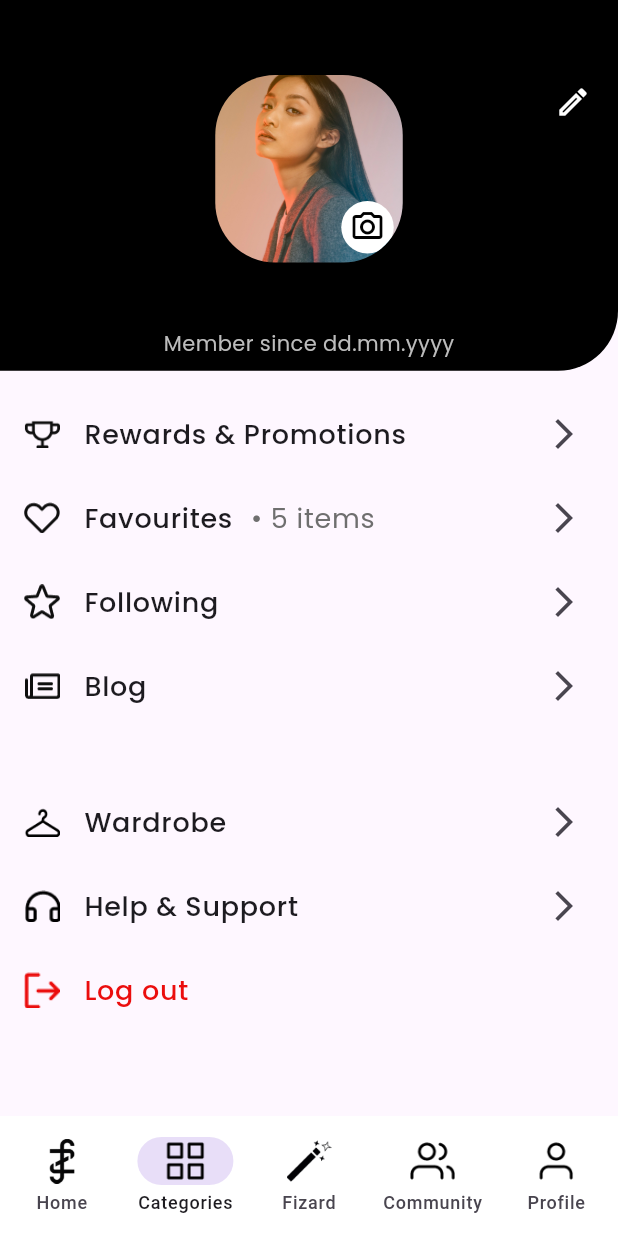
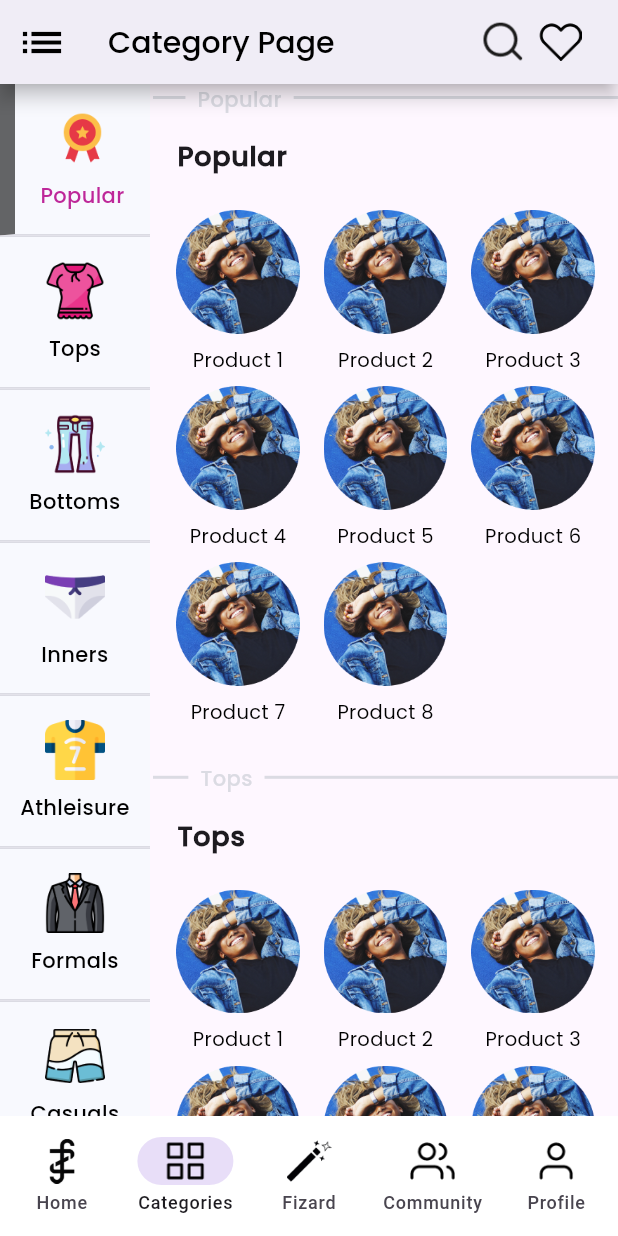
Before and after one commit to infernozen/faszen-frontend, a Flutter app: the InitPage screen opened directly, item 2 of the bottom bar chosen, on a phone screen of 412 x 824 dp. Run offline on Flutter 3.47's test engine with Material 3 defaults, Android fonts, the phone set to English and light mode, and no system bars; our stand-ins replace flutter_secure_storage, flutter_svg, google_fonts, google_sign_in, image_picker, pin_code_fields and 4 more; missing offline and left inert: flutter_login_facebook; accounts and stored records are empty; network calls fail.

Commit message:
added categories page

```diff
--- /dev/null
+++ b/lib/screens/categories-section/categories_page.dart
@@ -0,0 +1,349 @@
+import 'package:flutter/material.dart';
+import 'package:flutter/rendering.dart';
+
+class CategoryPage extends StatefulWidget {
+  const CategoryPage({super.key});
+
+  @override
+  State<CategoryPage> createState() => _CategoryPageState();
+}
+
+class _CategoryPageState extends State<CategoryPage> {
+  bool _skipAnimation = false;
+  bool showCategory = true;
+
+  final List<String> categories = [
+    "Popular",
+    "Tops",
+    "Bottoms",
+    "Inners",
+    "Athleisure",
+    "Formals",
+    "Casuals",
+    "Desi-wear",
+    "Western-wear",
+    "Street-wear",
+    "Luxury-wear",
+    "Gift-wear",
+    "Footwear",
+    "Hats & Beanie",
+    "Accessories"
+  ];
+
+  final List<GlobalKey> _keys = [];
+  final ScrollController scrollController = ScrollController();
+  int currentSectionIndex = 0;
+
+  @override
+  void initState() {
+    super.initState();
+    for (int i = 0; i < categories.length; i++) {
+      _keys.add(GlobalKey());
+    }
+    scrollController.addListener(_onScroll);
+  }
+
+  @override
+  void dispose() {
+    scrollController.removeListener(_onScroll);
+    scrollController.dispose();
+    super.dispose();
+  }
+
+  int _findIndexFromScrollPosition(double scrollPosition) {
+    for (int i = 0; i < _keys.length; i++) {
+      final RenderObject? renderObject =
+          _keys[i].currentContext?.findRenderObject();
+      if (renderObject != null) {
+        final RenderAbstractViewport viewport =
+            RenderAbstractViewport.of(renderObject);
+        final double itemPosition =
+            viewport.getOffsetToReveal(renderObject, 0.0).offset;
+        if (scrollPosition < itemPosition) {
+          return i == 0 ? 0 : i - 1;
+        }
+      }
+    }
+    return _keys.length - 1;
+  }
+
+  void _onScroll() {
+    double currentPosition = scrollController.offset;
+    int newIndex = _findIndexFromScrollPosition(currentPosition);
+    setState(() {
+      currentSectionIndex = newIndex;
+    });
+  }
+
+  @override
+  Widget build(BuildContext context) {
+    return Scaffold(
+      appBar: AppBar(
+        leading: IconButton(
+          icon: const Icon(Icons.list, color: Colors.black, size: 34),
+          onPressed: () {
+            setState(() {
+              showCategory = !showCategory;
+            });
+          },
+        ),
+        //centerTitle: true,
+        elevation: 5,
+        shadowColor: Colors.black,
+        backgroundColor: Colors.white,
+        title: Row(
+          children: [
+            const Text(
+              "Category Page",
+              style: TextStyle(
+                fontFamily: "Poppins",
+                fontSize: 20,
+                fontWeight: FontWeight.w600,
+                color: Colors.black,
+              ),
+            ),
+            const Spacer(),
+            Image.asset(
+              "assets/icons/search_appbar.png",
+              height: MediaQuery.of(context).size.height * 0.075,
+              width:  MediaQuery.of(context).size.width * 0.075,
+            ),
+            SizedBox(width: MediaQuery.of(context).size.width * 0.02),
+            Image.asset(
+              "assets/icons/favourites_appbar.png",
+              height: MediaQuery.of(context).size.height * 0.070,
+              width:  MediaQuery.of(context).size.width * 0.070,
+            ),
+            SizedBox(width: MediaQuery.of(context).size.width * 0.02),
+          ],
+        ),
+      ),
+      body: Row(
+        children: [
+          AnimatedContainer(
+            duration: _skipAnimation
+                ? Duration.zero
+                : const Duration(milliseconds: 200),
+            curve: Curves.easeInOut,
+            width: showCategory ? 100 : 0,
+            child: SingleChildScrollView(
+              child: SizedBox(
+                width: 100,
+                child: ListView.builder(
+                  shrinkWrap: true,
+                  itemCount: categories.length,
+                  physics: const NeverScrollableScrollPhysics(),
+                  itemBuilder: (context, index) {
+                    return Container(
+                      decoration: BoxDecoration(
+                        color: const Color.fromRGBO(248, 249, 254, 1),
+                        border: Border(
+                          top: index > 0
+                              ? const BorderSide(
+                                  color: Color.fromRGBO(219, 219, 227, 1),
+                                  width: 1,
+                                )
+                              : BorderSide.none,
+                          bottom: index < categories.length - 1
+                              ? const BorderSide(
+                                  color: Color.fromRGBO(219, 219, 227, 1),
+                                  width: 1,
+                                )
+                              : BorderSide.none,
+                          left: index == currentSectionIndex
+                              ? BorderSide(
+                                  color: Colors.black.withOpacity(0.6),
+                                  width: 10,
+                                  style: BorderStyle.solid)
+                              : BorderSide.none,
+                        ),
+                      ),
+                      child: InkWell(
+                        child: SizedBox(
+                          height: 100,
+                          child: Column(
+                            children: [
+                              const Spacer(flex: 2),
+                              Image.asset(
+                                'assets/icons/${categories[index]}.png',
+                                height: 40,
+                                width: 40,
+                              ),
+                              const Spacer(flex: 1),
+                              Text(
+                                categories[index],
+                                textAlign: TextAlign.center,
+                                style: TextStyle(
+                                  fontFamily: 'Poppins',
+                                  fontSize: 14,
+                                  fontWeight: FontWeight.w600,
+                                  color: index == currentSectionIndex
+                                      ? const Color.fromARGB(255, 190, 39, 153)
+                                      : Colors.black,
+                                ),
+                              ),
+                              const Spacer(flex: 2)
+                            ],
+                          ),
+                        ),
+                        onTap: () {
+                          if (!_skipAnimation) {
+                            setState(() {
+                              _skipAnimation = true;
+                              scrollController.removeListener(_onScroll);
+                              currentSectionIndex = index;
+                              Scrollable.ensureVisible(
+                                _keys[index].currentContext!,
+                                duration: const Duration(milliseconds: 300),
+                                curve: Curves.easeInOut,
+                              );
+
+                              Future.delayed(const Duration(milliseconds: 350),
+                                  () {
+                                scrollController.addListener(_onScroll);
+                                _skipAnimation = false;
+                              });
+                            });
+                          }
+                        },
+                      ),
+                    );
+                  },
+                ),
+              ),
+            ),
+          ),
+          const SizedBox(width: 2),
+          Expanded(
+            child: SingleChildScrollView(
+              controller: scrollController,
+              child: SizedBox(
+                width: MediaQuery.of(context).size.width *
+                    (showCategory ? 0.75 : 0.98),
+                child: Column(
+                  children: [
+                    ListView.builder(
+                      shrinkWrap: true,
+                      itemCount: categories.length,
+                      physics: const NeverScrollableScrollPhysics(),
+                      itemBuilder: (context, index) {
+                        return Column(
+                          children: [
+                            TextDivider(
+                              text: categories[index],
+                              textStyle: const TextStyle(fontFamily: 'Poppins', fontWeight: FontWeight.w500,
+                                color: Color.fromRGBO(219, 219, 227, 1)
+                              ),
+                            ),
+                            ListTile(
+                              key: _keys[index],
+                              title: Text(
+                                categories[index],
+                                style: const TextStyle(
+                                  fontFamily: 'Poppins',
+                                  fontSize: 18,
+                                  fontWeight: FontWeight.bold,
+                                ),
+                              ),
+                            ),
+                            Wrap(
+                              direction: Axis.horizontal,
+                              children: List.generate(
+                                8,
+                                (productIndex) {
+                                  final productName =
+                                      'Product ${productIndex + 1}';
+                                  return InkWell(
+                                    onTap: () {
+                                      // navigateToProductPage(context, productName);
+                                    },
+                                    child: Column(
+                                      children: [
+                                        Container(
+                                          padding: const EdgeInsets.all(8),
+                                          child: Image.asset(
+                                            'assets/Denim.png',
+                                            width: MediaQuery.of(context)
+                                                    .size
+                                                    .width *
+                                                0.2,
+                                          ),
+                                        ),
+                                        Text(
+                                          productName,
+                                          style: const TextStyle(
+                                            fontFamily: 'Poppins',
+                                            color: Colors.black,
+                                            fontSize: 13,
+                                          ),
+                                        ),
+                                      ],
+                                    ),
+                                  );
+                                },
+                              ),
+                            ),
+                            const SizedBox(height: 25),
+                          ],
+                        );
+                      },
+                    ),
+                    const SizedBox(height: 400),
+                  ],
+                ),
+              ),
+            ),
+          ),
+        ],
+      ),
+    );
+  }
+}
+
+class TextDivider extends StatelessWidget {
+  final String text;
+  final Color dividerColor;
+  final TextStyle textStyle;
+  final double dividerHeight;
+  final double dividerThickness;
+
+  const TextDivider({
+    super.key,
+    required this.text,
+    this.dividerColor = const Color.fromRGBO(219, 219, 227, 1),
+    this.textStyle = const TextStyle(),
+    this.dividerHeight = 0,
+    this.dividerThickness = 2,
+  });
+
+  @override
+  Widget build(BuildContext context) {
+    return Row(
+      children: [
+        Expanded(
+          flex: 1,
+          child: Divider(
+            height: dividerHeight,
+            color: dividerColor,
+            thickness: dividerThickness,
+          ),
+        ),
+        Padding(
+          padding: const EdgeInsets.symmetric(horizontal: 8.0),
+          child: Text(
+            text,
+            style: textStyle,
+          ),
+        ),
+        Expanded(
+          flex: 10,
+          child: Divider(
+            height: dividerHeight,
+            color: dividerColor,
+            thickness: dividerThickness,
+          ),
+        ),
+      ],
+    );
+  }
+}
--- a/lib/screens/fizard-section/chat_bot.dart
+++ b/lib/screens/fizard-section/chat_bot.dart
@@ -32,6 +32,16 @@ class _ChatState extends State<Chat> {
     );
     list.add(ChatModel(type: 'end_space', isUser: isUser));
     _apiService.getGoogleApiToken();
+    list.insert(list.length-1,
+      ChatModel(type: 'text_with_suggestions',
+        isUser: false,
+        list: list,
+        index: list.length-1,
+        text: 'Welcome I’m Fizard 🪄 Your fashion guide awaits. Explore trends, find your style, and enjoy effortless shopping. How can I assist you today?',
+        suggestions: const ['Trend Updates','Fashion Advice', 'Size and Fit Assit', 'Outfit Planning'],
+        onListChanged: onListChanged,
+      ),
+    );
   }
 
   Function(List<ChatModel>)? onListChanged(list) {
@@ -55,7 +65,7 @@ class _ChatState extends State<Chat> {
     );
   }
 
-  Future<void> _getResponse()async {
+  Future<void> _getResponse(String text)async {
     final ChatModel response = await _apiService.queryDialogflow(messageController.text , '1234');
     response.list = list;
     response.index = list.length-1;
@@ -193,7 +203,7 @@ class _ChatState extends State<Chat> {
                               ),
                             );
                           });
-                          _getResponse();
+                          _getResponse(messageController.text);
                           messageController.text = "";
                         }
                       },
--- a/lib/screens/init_page.dart
+++ b/lib/screens/init_page.dart
@@ -1,3 +1,4 @@
+import 'package:faszen/screens/categories-section/categories_page.dart';
 import 'package:faszen/screens/community-section/community_hub.dart';
 import 'package:faszen/screens/fizard-section/chat_bot.dart';
 import 'package:faszen/screens/home-section/home_page.dart';
@@ -29,7 +30,7 @@ class _InitPageState extends State<InitPage> {
   void _initPages() {
     _pages = [
       ShowCaseWidget(builder: Builder(builder: (context) => HomePage(showSearchBarHelp: widget.showSearchBarHelp ?? false))),
-      const ProfilePage(),
+      const CategoryPage(),
       Chat(ongetBack: onReset),
       CommunityPage(ongetBack: onReset),
       const ProfilePage(),
```
Also changed, not shown: assets/icons/Accessories.png (added), assets/icons/Athleisure.png (added), assets/icons/Bottoms.png (added), assets/icons/Casuals.png (added), assets/icons/Desi-wear.png (added), assets/icons/Footwear.png (added), assets/icons/Formals.png (added), assets/icons/Gift-wear.png (added), assets/icons/Hats & Beanie.png (added), assets/icons/Inners.png (added), assets/icons/Luxury-wear.png (added), assets/icons/Popular.png (added), assets/icons/Street-wear.png (added), assets/icons/Tops.png (added), 1 more files.
